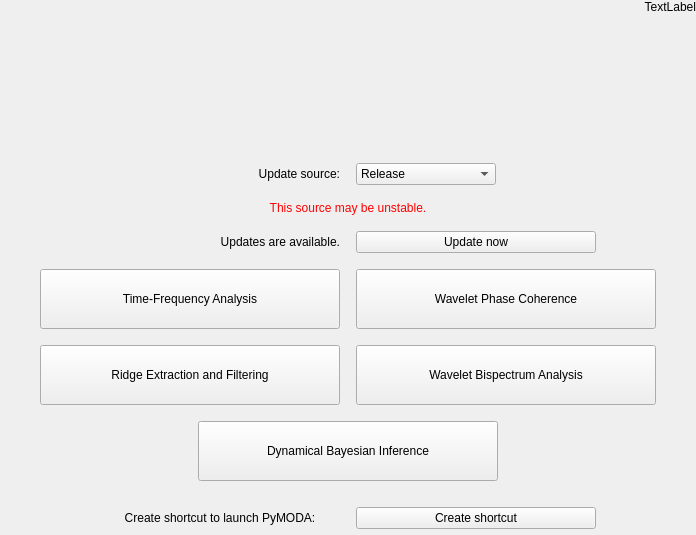
First picture: the form in res/layout/window_launcher.ui, repository luphysics/PyMODA, before the edit.
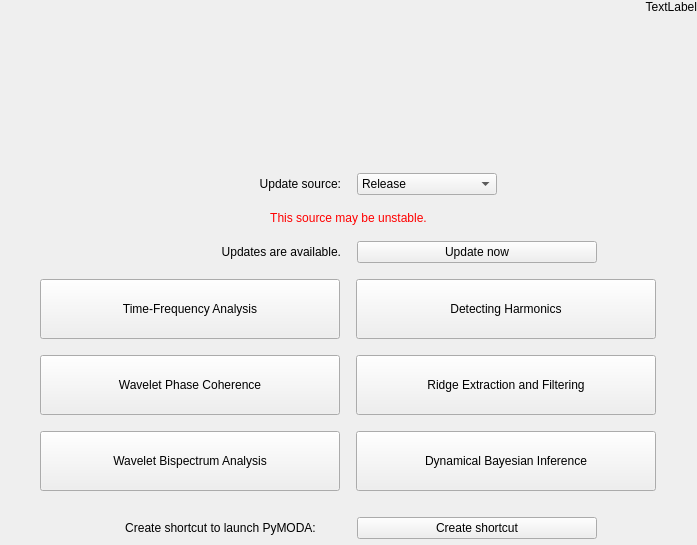
Second picture: the form after the edit.

Commit message: Add harmonics option to launcher .ui file

The edit to the form file:
```diff
--- a/res/layout/window_launcher.ui
+++ b/res/layout/window_launcher.ui
@@ -6,8 +6,8 @@
    <rect>
     <x>0</x>
     <y>0</y>
-    <width>695</width>
-    <height>535</height>
+    <width>697</width>
+    <height>545</height>
    </rect>
   </property>
   <property name="windowTitle">
@@ -188,6 +188,35 @@
          </widget>
         </item>
         <item>
+         <widget class="QPushButton" name="pushButton">
+          <property name="minimumSize">
+           <size>
+            <width>300</width>
+            <height>60</height>
+           </size>
+          </property>
+          <property name="maximumSize">
+           <size>
+            <width>300</width>
+            <height>16777215</height>
+           </size>
+          </property>
+          <property name="text">
+           <string>Detecting Harmonics</string>
+          </property>
+         </widget>
+        </item>
+       </layout>
+      </item>
+      <item>
+       <layout class="QHBoxLayout" name="horizontalLayout_3">
+        <property name="leftMargin">
+         <number>40</number>
+        </property>
+        <property name="rightMargin">
+         <number>40</number>
+        </property>
+        <item>
          <widget class="QPushButton" name="btn_wavelet_phase">
           <property name="minimumSize">
            <size>
@@ -212,16 +241,6 @@
           </property>
          </widget>
         </item>
-       </layout>
-      </item>
-      <item>
-       <layout class="QHBoxLayout" name="horizontalLayout_3">
-        <property name="leftMargin">
-         <number>40</number>
-        </property>
-        <property name="rightMargin">
-         <number>40</number>
-        </property>
         <item>
          <widget class="QPushButton" name="btn_ridge_extraction">
           <property name="minimumSize">
@@ -247,31 +266,6 @@
           </property>
          </widget>
         </item>
-        <item>
-         <widget class="QPushButton" name="btn_wavelet_bispectrum">
-          <property name="minimumSize">
-           <size>
-            <width>300</width>
-            <height>60</height>
-           </size>
-          </property>
-          <property name="maximumSize">
-           <size>
-            <width>300</width>
-            <height>16777215</height>
-           </size>
-          </property>
-          <property name="baseSize">
-           <size>
-            <width>0</width>
-            <height>0</height>
-           </size>
-          </property>
-          <property name="text">
-           <string>Wavelet Bispectrum Analysis</string>
-          </property>
-         </widget>
-        </item>
        </layout>
       </item>
       <item>
@@ -285,6 +279,31 @@
         <property name="bottomMargin">
          <number>10</number>
         </property>
+        <item>
+         <widget class="QPushButton" name="btn_wavelet_bispectrum">
+          <property name="minimumSize">
+           <size>
+            <width>300</width>
+            <height>60</height>
+           </size>
+          </property>
+          <property name="maximumSize">
+           <size>
+            <width>300</width>
+            <height>16777215</height>
+           </size>
+          </property>
+          <property name="baseSize">
+           <size>
+            <width>0</width>
+            <height>0</height>
+           </size>
+          </property>
+          <property name="text">
+           <string>Wavelet Bispectrum Analysis</string>
+          </property>
+         </widget>
+        </item>
         <item>
          <widget class="QPushButton" name="btn_dynamical_bayesian">
           <property name="minimumSize">
```
